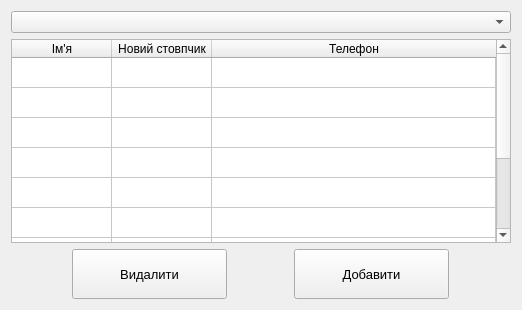
First picture: the form in Courcework_18-19/MedicineCards/widgetpatients.ui, repository MaksWellFine/OOP, before the edit.
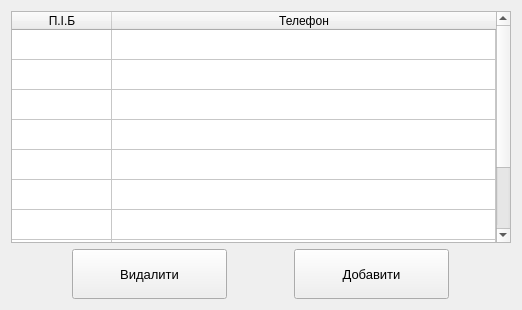
Second picture: the form after the edit.

Diff of the .ui file:
```diff
--- a/Courcework_18-19/MedicineCards/widgetpatients.ui
+++ b/Courcework_18-19/MedicineCards/widgetpatients.ui
@@ -15,10 +15,7 @@
   </property>
   <layout class="QVBoxLayout" name="verticalLayout">
    <item>
-    <widget class="QComboBox" name="comboBox"/>
-   </item>
-   <item>
-    <widget class="QTableWidget" name="tableWidget">
+    <widget class="QTableWidget" name="tableWidgetUsers">
      <property name="minimumSize">
       <size>
        <width>500</width>
@@ -64,12 +61,7 @@
      <row/>
      <column>
       <property name="text">
-       <string>Ім'я</string>
-      </property>
-     </column>
-     <column>
-      <property name="text">
-       <string>Новий стовпчик</string>
+       <string>П.І.Б</string>
       </property>
      </column>
      <column>
```
